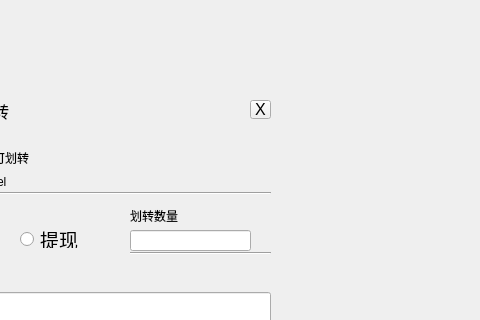
HcashOrg/hx-indicator, file capitalTransferPage/CapitalTransferPage.ui: the form before one commit; both pictures show x 290 to 770 and y 0 to 320 of the 770 by 530 pixel window.
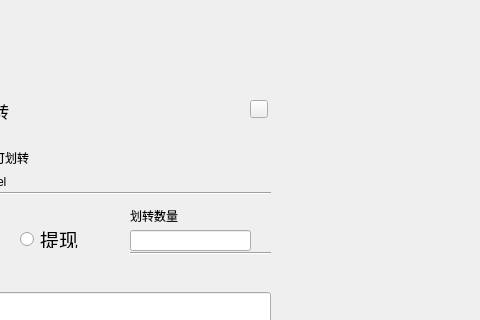
The form after the commit.

Commit message: transfer fee

The edit to the form file:
```diff
--- a/capitalTransferPage/CapitalTransferPage.ui
+++ b/capitalTransferPage/CapitalTransferPage.ui
@@ -106,8 +106,8 @@
     <rect>
      <x>540</x>
      <y>100</y>
-     <width>21</width>
-     <height>19</height>
+     <width>18</width>
+     <height>18</height>
     </rect>
    </property>
    <property name="font">
@@ -116,7 +116,7 @@
     </font>
    </property>
    <property name="text">
-    <string>X</string>
+    <string/>
    </property>
   </widget>
   <widget class="Line" name="line">
```
The commit also changes 7 other files.
